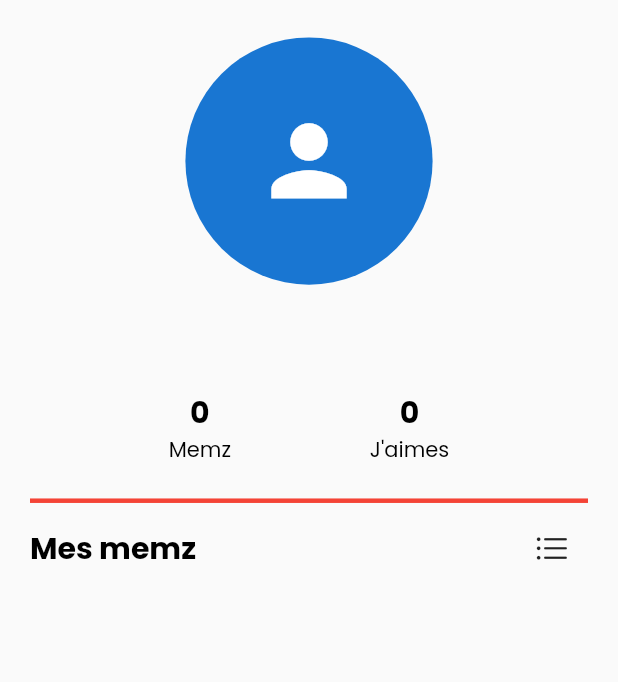
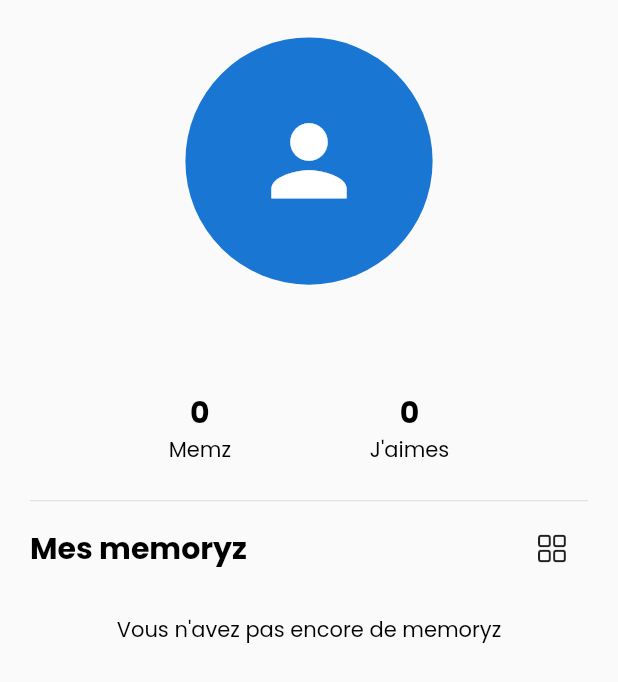
Before and after one commit to RafGuennoun/Memoryz, a Flutter app: the Profil screen opened directly, after a tap on an icon or button, on a phone screen of 412 x 824 dp. Shown: the top 682 px of the screen. Run offline on Flutter 3.47's test engine with Material 2 defaults, Android fonts, the phone set to English and light mode, and no system bars; our stand-ins replace cloud_firestore, dotted_border, file_picker, firebase_auth, firebase_core, firebase_storage and 2 more; accounts and stored records are empty; generated files the repository leaves out were written again.

Commit message:
Show memoryz in profile

```diff
--- a/lib/Controllers/Profile_controller.dart
+++ b/lib/Controllers/Profile_controller.dart
@@ -16,12 +16,35 @@ class ProfileController extends GetxController{
   Rx<List<PostModel>> posts = Rx<List<PostModel>>([PostModel()]);
   List<PostModel> get postData => posts.value;
 
+  Rx<int> nbPosts = Rx<int>(0);
+  int get nbPostsData => nbPosts.value;
+
+
+  Rx<int> nbLikes = Rx<int>(0);
+  int get nbLikesData => nbLikes.value;
+
+  bool isList = false;
+
+  swithToList(){
+    isList = true;
+    update();
+  }
+
+  swithToGrid(){
+    isList = false;
+    update();
+  }
+
+
+
   @override
   void onInit() {
     super.onInit();
     profil.bindStream(getProfile());
     username.bindStream(getUsername());
     posts.bindStream(getPosts());
+    nbPosts.bindStream(getNbPosts());
+    nbLikes.bindStream(getNbLikes());
   }
 
   Stream<ProfileModel> getProfile() {
@@ -60,5 +83,30 @@ class ProfileController extends GetxController{
       });
   }
 
+  Stream<int> getNbPosts(){
+    return FirebaseFirestore.instance
+      .collection('Users')
+      .doc(FirebaseAuth.instance.currentUser!.uid)
+      .collection('Posts')
+      .snapshots().map((QuerySnapshot query){
+        return query.docs.length;
+      });
+  }
+
+  Stream<int> getNbLikes(){
+    return FirebaseFirestore.instance
+      .collection('Users')
+      .doc(FirebaseAuth.instance.currentUser!.uid)
+      .collection('Posts')
+      .snapshots().map((QuerySnapshot query){
+        int nb = 0;
+        for (var doc in query.docs) {
+          final post = PostModel.fromJson(doc);
+          nb = nb + post.likes!;
+        }
+        return nb;
+      });
+  }
+
 
 }
--- a/lib/Views/Profil.dart
+++ b/lib/Views/Profil.dart
@@ -4,6 +4,7 @@ import 'package:flutter/cupertino.dart';
 import 'package:flutter/material.dart';
 import 'package:get/get.dart';
 import 'package:memoryz/Controllers/Profile_controller.dart';
+import 'package:memoryz/Views/PostData.dart';
 
 class Profil extends StatelessWidget {
   Profil({Key? key}) : super(key: key);
@@ -66,7 +67,7 @@ class Profil extends StatelessWidget {
                                 Column(
                                   children: [
                                     Text(
-                                      controller.profilData.memz.toString(),
+                                      controller.nbPostsData.toString(),
                                       style: Get.theme.textTheme.titleLarge,
                                     ),
                                     Text(
@@ -79,7 +80,7 @@ class Profil extends StatelessWidget {
                                 Column(
                                   children: [
                                     Text(
-                                      controller.profilData.likes.toString(),
+                                      controller.nbLikesData.toString(),
                                       style: Get.theme.textTheme.titleLarge,
                                     ),
                                     Text(
@@ -102,7 +103,7 @@ class Profil extends StatelessWidget {
 
                   const SizedBox(height: 15,),
 
-                  const Divider(thickness: 3 ,color: Colors.red,),
+                  const Divider(),
 
                   // const SizedBox(height: 15,),
 
@@ -111,43 +112,85 @@ class Profil extends StatelessWidget {
                     crossAxisAlignment: CrossAxisAlignment.center,
                     children: [
                       Text(
-                        "Mes memz ",
+                        "Mes memoryz ",
                         style: Get.theme.textTheme.titleLarge,
                       ),
 
-                      IconButton(
-                        icon: const Icon(CupertinoIcons.list_bullet),
+                      GetBuilder<ProfileController>(
+                        builder: (controller) => IconButton(
+                        icon: controller.isList
+                        ? const Icon(CupertinoIcons.square_grid_2x2)
+                        : const Icon(CupertinoIcons.list_bullet),
                         onPressed: (){
-                          print("switch to wahda wahda");
+                          if (controller.isList) {
+                            controller.swithToGrid();
+                          } else {
+                            controller.swithToList();
+                          }
                         },
+                      )
                       )
                     ],
                   ),
 
-                  const SizedBox(height: 20,),
-
-                  GetX<ProfileController>(
+                  GetBuilder<ProfileController>(
                     builder: (controller) => SizedBox(
                       width: width,
-                      child: ListView.builder(
+                      child: controller.nbPostsData == 0
+                      ? const Padding(
+                        padding: EdgeInsets.symmetric(horizontal: 20, vertical: 20),
+                        child: Text(
+                          "Vous n'avez pas encore de memoryz",
+                          textAlign: TextAlign.center,
+                        ),
+                      )
+                      : controller.isList
+                      ? ListView.builder(
                         shrinkWrap: true,
                         physics: const NeverScrollableScrollPhysics(),
                         itemCount: controller.postData.length,
                         itemBuilder: (context, index) {
-                          return Padding(
-                            padding: const EdgeInsets.all(15.0),
-                            child: Column(
-                              crossAxisAlignment: CrossAxisAlignment.start,
-                              children: [
-                                Text("Date : ${controller.postData[index].date}"),
-                                Text("Title : ${controller.postData[index].title}"),
-                                Text("Desc : ${controller.postData[index].desc}"),
-                                Text("likes : ${controller.postData[index].likes}"),
-                              ],
+                          return InkWell(
+                            child: Card(
+                              child: ListTile(
+                                title: Text(
+                                  controller.postData[index].title!,
+                                  style: Get.theme.textTheme.bodyMedium,
+                                ),
+                              ),
                             ),
+                            onTap: (){
+                              print("show with details");
+                              Get.to(PostData(post: controller.postData[index]));
+                            },
                           );
                         },
-                      ),
+                      )
+                      : GridView.builder(
+                        physics: const NeverScrollableScrollPhysics(),
+                        shrinkWrap: true,
+                        itemCount: controller.postData.length,
+                        gridDelegate: const SliverGridDelegateWithFixedCrossAxisCount(
+                          crossAxisCount: 2
+                        ),
+                        itemBuilder: (context, index) {
+                          return InkWell(
+                            child: Card(
+                              child: Center(
+                                child: Text(
+                                  controller.postData[index].title!,
+                                  textAlign: TextAlign.center,
+                                  style: Get.theme.textTheme.bodyMedium,
+                                ),
+                              ),
+                            ),
+                            onTap: (){
+                              print("show with details");
+                              Get.to(PostData(post: controller.postData[index]));
+                            },
+                          );
+                        },
+                      )
                     )
 
                   )
```
Also changed, not shown: lib/Views/Home.dart (+31 -29 lines), lib/Views/Memz.dart (+2 -32 lines), lib/Views/PostData.dart (added, +95 -0 lines).
